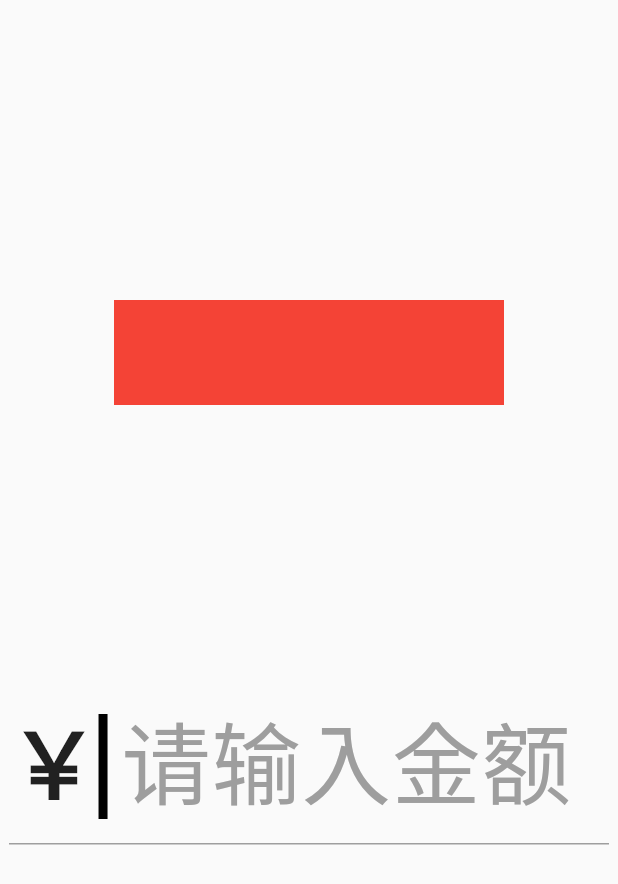
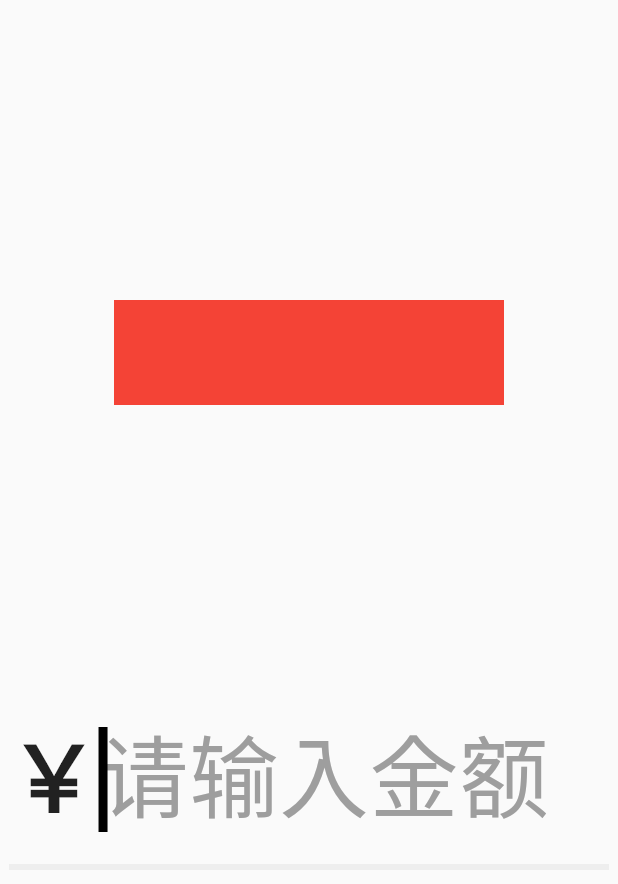
Before and after one commit to capcdk/obk, a Flutter app: the BookKeepingPage screen opened by its route, on a phone screen of 412 x 824 dp. Shown: the top 884 px of the screen. Run offline on Flutter 3.47's test engine with Material 2 defaults, Android fonts, the phone set to English and light mode, and no system bars.

Commit message:
金额输入控制

```diff
--- a/lib/page/book_keeping.dart
+++ b/lib/page/book_keeping.dart
@@ -1,13 +1,44 @@
 import 'package:flutter/material.dart';
 import 'package:obk/book_keeping/amount_keyboard.dart';
 import 'package:obk/book_keeping/category_slide_picker.dart';
+import 'package:obk/utills/global_value.dart';
 
-class BookKeepingPage extends StatelessWidget {
+class BookKeepingPage extends StatefulWidget {
+  BookKeepingPage({Key key}) : super(key: key);
+
+  @override
+  State<StatefulWidget> createState() => _BookKeepingPageState();
+}
+
+// 记账输入页
+class _BookKeepingPageState extends State<BookKeepingPage> {
+  final TextEditingController _amountController = TextEditingController();
+
+  void onAmountInput(String input) {
+    if (input.isEmpty) {
+      return;
+    }
+
+    var oldLength = _amountController.text.length;
+    if (AmountKeyboard.CONFIRM == input) {
+      // 计算金额
+    } else if (AmountKeyboard.BACKSPACE == input) {
+      // 退格
+      if (oldLength > 0) {
+        _amountController.text = _amountController.text.substring(0, oldLength - 1);
+      }
+    } else {
+      // 追加显示
+      _amountController.text += input;
+    }
+    var newLength = _amountController.text.length;
+    if (newLength != oldLength) {
+      _amountController.selection = new TextSelection(baseOffset: newLength, extentOffset: newLength);
+    }
+  }
+
   @override
   Widget build(BuildContext context) {
-    var screenHeight = MediaQuery.of(context).size.height;
-    var screenWidth = MediaQuery.of(context).size.width;
-
     return Scaffold(
       body: Column(
         children: [
@@ -18,12 +49,14 @@ class BookKeepingPage extends StatelessWidget {
             height: 70,
             color: Colors.red,
           ),
-          // 输入区
+          // 金额输入区
           Container(
             margin: EdgeInsets.only(top: 180),
             width: 400,
             height: 130,
-            child: _amountTextField(),
+            child: DecoratedBox(
+                decoration: BoxDecoration(border: Border(bottom: BorderSide(width: 4, color: Colors.grey[200]))),
+                child: AmountTextField(_amountController)),
           ),
           // 分类选择器
           Container(
@@ -33,15 +66,15 @@ class BookKeepingPage extends StatelessWidget {
           ),
           // 备注输入区
           Container(
-            margin: EdgeInsets.only(top: screenHeight * 0.02),
-            padding: EdgeInsets.only(left: screenWidth * 0.05),
-            height: screenHeight * 0.06,
+            margin: EdgeInsets.only(top: Global.screenHeight * 0.02),
+            padding: EdgeInsets.only(left: Global.screenWidth * 0.05),
+            height: Global.screenHeight * 0.06,
             color: const Color.fromRGBO(39, 144, 255, 0.08),
             child: Container(alignment: Alignment.centerLeft, child: _remarkTextField()),
           ),
           // 金额键盘
           Expanded(
-            child: AmountKeyboard(),
+            child: AmountKeyboard(onInput: onAmountInput),
           )
         ],
       ),
@@ -52,24 +85,41 @@ class BookKeepingPage extends StatelessWidget {
    * 备注输入区
    */
   Widget _remarkTextField() {
-    return TextField(
+    return Row(children: [
+      Text("备注：", style: TextStyle(fontSize: 28, fontWeight: FontWeight.w100)),
+      Expanded(
+          child: TextField(
               style: TextStyle(fontSize: 28),
               cursorWidth: 3,
               maxLines: 1,
-      decoration: InputDecoration(
-          border: InputBorder.none,
-          hintText: "点击此处添加备注",
-          hintStyle: TextStyle(fontSize: 28, color: Colors.grey),
-          prefixText: "备注：",
-          prefixStyle: TextStyle(fontSize: 28, fontWeight: FontWeight.w400)),
-    );
+              decoration:
+                  InputDecoration(border: InputBorder.none, hintText: "点击此处添加备注", hintStyle: TextStyle(fontSize: 28, color: Colors.grey))))
+    ]);
+  }
 }
 
-  /**
-   * 金额输入区
-   */
-  Widget _amountTextField() {
-    return TextField(
+// 金额输入控件
+class AmountTextField extends StatefulWidget {
+  AmountTextField(this.textController, {Key key}) : super(key: key);
+
+  final textController;
+
+  @override
+  State<StatefulWidget> createState() => _AmountTextFieldState(textController);
+}
+
+class _AmountTextFieldState extends State<AmountTextField> {
+  _AmountTextFieldState(this.textController) : super();
+
+  final textController;
+
+  @override
+  Widget build(BuildContext context) {
+    return Row(children: [
+      Text("￥", style: TextStyle(fontSize: 60, fontWeight: FontWeight.w600)),
+      Expanded(
+          child: TextField(
+              controller: textController,
               style: TextStyle(fontSize: 60),
               cursorWidth: 6,
               cursorColor: Colors.black,
@@ -77,14 +127,8 @@ class BookKeepingPage extends StatelessWidget {
               showCursor: true,
               autofocus: true,
               maxLines: 1,
-      decoration: InputDecoration(
-          hintText: " 请输入金额",
-          hintStyle: TextStyle(fontSize: 60, color: Colors.grey),
-          focusedBorder: UnderlineInputBorder(
-            borderSide: BorderSide(color: Colors.grey),
-          ),
-          prefixText: "￥",
-          prefixStyle: TextStyle(fontSize: 60, fontWeight: FontWeight.w600)),
-    );
+              decoration:
+                  InputDecoration(hintText: "请输入金额", hintStyle: TextStyle(fontSize: 60, color: Colors.grey), border: InputBorder.none)))
+    ]);
   }
 }
```
Also changed, not shown: lib/book_keeping/amount_keyboard.dart (+47 -31 lines). Lines whose indentation alone changed are shown as unchanged.
